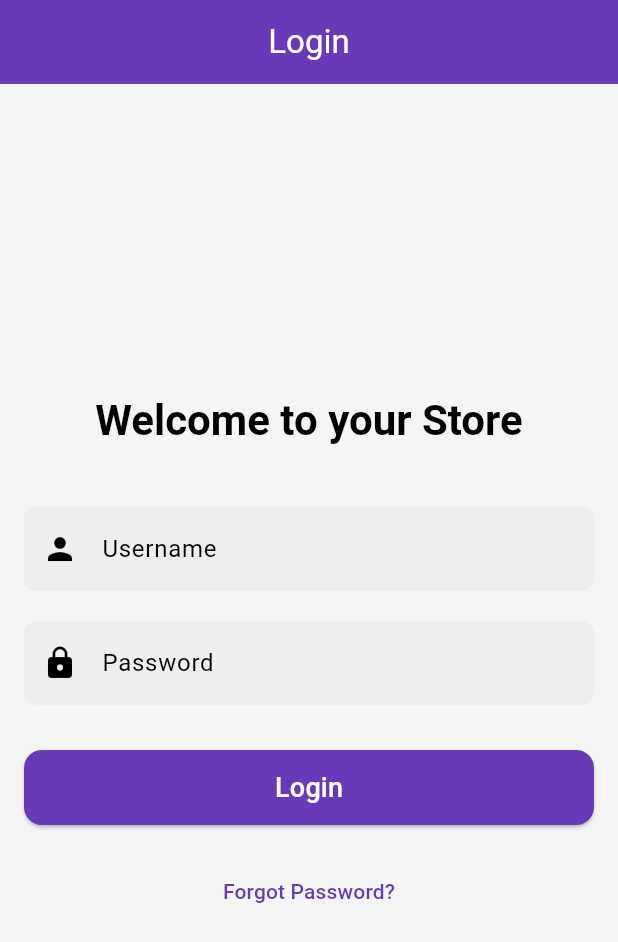
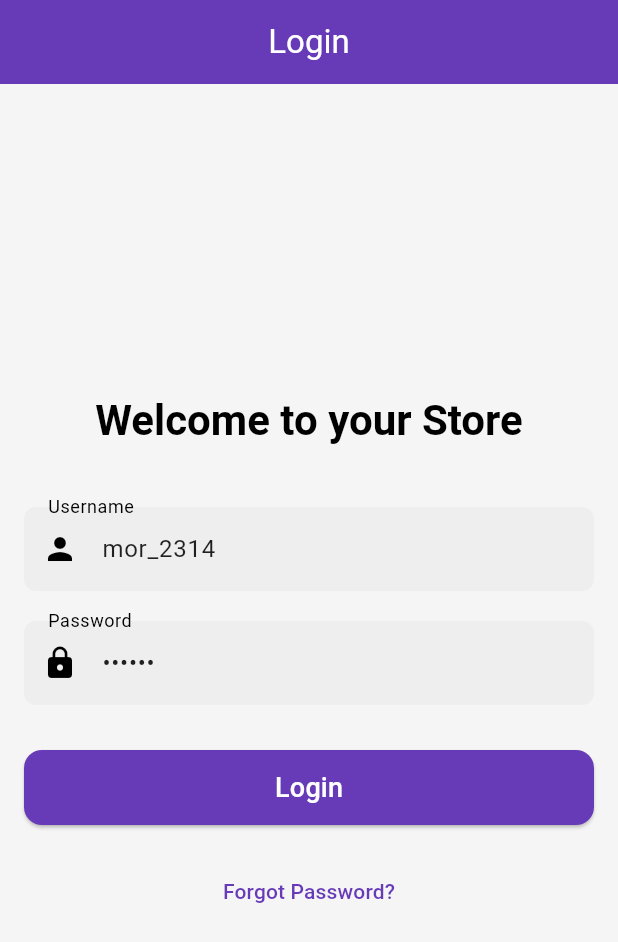
Before and after one commit to devameerhamxa/e_commerce_store-with_BLOC, a Flutter app: the screen it shows after launch, on a phone screen of 412 x 824 dp. Shown: the top 942 px of the screen. Run offline on Flutter 3.47's test engine with Material 3 defaults, Android fonts, the phone set to English and light mode, and no system bars; our stand-ins replace dio, equatable, flutter_bloc, flutter_secure_storage, get_it, pull_to_refresh and 1 more.

Commit message:
updated theme mode

```diff
--- a/lib/auth/ui/login_screen.dart
+++ b/lib/auth/ui/login_screen.dart
@@ -14,9 +14,9 @@ class LoginScreen extends StatefulWidget {
 
 class _LoginScreenState extends State<LoginScreen> {
   final TextEditingController _usernameController =
-      TextEditingController(text: ""); //mor_2314
+      TextEditingController(text: "mor_2314"); //mor_2314
   final TextEditingController _passwordController =
-      TextEditingController(text: ""); //83r5^_
+      TextEditingController(text: "83r5^_"); //83r5^_
   final _formKey = GlobalKey<FormState>();
 
   @override
--- a/lib/core/theme/theme_bloc/theme_bloc.dart
+++ b/lib/core/theme/theme_bloc/theme_bloc.dart
@@ -1,6 +1,5 @@
 import 'package:e_commerce_store_with_bloc/core/theme/theme_bloc/theme_event.dart';
 import 'package:e_commerce_store_with_bloc/core/theme/theme_bloc/theme_state.dart';
-import 'package:flutter/material.dart';
 import 'package:flutter_bloc/flutter_bloc.dart';
 
 class ThemeBloc extends Bloc<ThemeEvent, ThemeState> {
@@ -9,6 +8,6 @@ class ThemeBloc extends Bloc<ThemeEvent, ThemeState> {
   }
 
   void _onToggleTheme(ToggleTheme event, Emitter<ThemeState> emit) {
-    emit(ThemeChanged(event.isDarkMode ? ThemeMode.dark : ThemeMode.light));
+    emit(ThemeChanged(event.themeMode));
   }
 }
--- a/lib/core/theme/theme_bloc/theme_event.dart
+++ b/lib/core/theme/theme_bloc/theme_event.dart
@@ -1,4 +1,5 @@
 import 'package:equatable/equatable.dart';
+import 'package:flutter/material.dart';
 
 abstract class ThemeEvent extends Equatable {
   const ThemeEvent();
@@ -8,9 +9,9 @@ abstract class ThemeEvent extends Equatable {
 }
 
 class ToggleTheme extends ThemeEvent {
-  final bool isDarkMode; // true for dark, false for light
-  const ToggleTheme(this.isDarkMode);
+  final ThemeMode themeMode;
+  const ToggleTheme(this.themeMode);
 
   @override
-  List<Object> get props => [isDarkMode];
+  List<Object> get props => [themeMode];
 }
--- a/lib/core/theme/theme_bloc/theme_state.dart
+++ b/lib/core/theme/theme_bloc/theme_state.dart
@@ -10,7 +10,7 @@ abstract class ThemeState extends Equatable {
 }
 
 class ThemeInitial extends ThemeState {
-  // Default to system theme, or specify a default like ThemeMode.light
+  // Default to system theme on app start
   const ThemeInitial() : super(ThemeMode.system);
 }
 
```
Also changed, not shown: lib/core/widgets/app_drawer.dart (+34 -13 lines).
